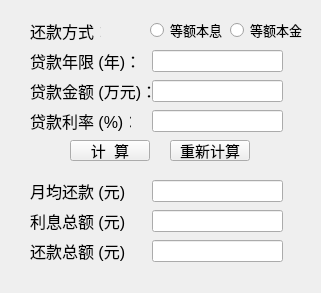
The window that proj01_MortgageCalculator/mortgagecalculator.ui (KNWking/CUMT-Comprehensive-Practice-of-Program-Design) describes before a commit, drawn with Qt 5.
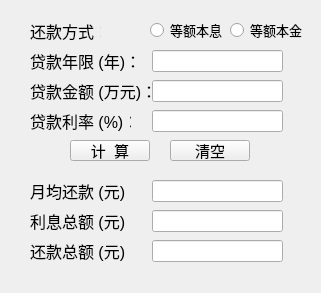
The same window after the commit.

Diff of the .ui file:
```diff
--- a/proj01_MortgageCalculator/mortgagecalculator.ui
+++ b/proj01_MortgageCalculator/mortgagecalculator.ui
@@ -209,7 +209,7 @@
      </font>
     </property>
     <property name="text">
-     <string>重新计算</string>
+     <string>清空</string>
     </property>
    </widget>
    <widget class="QLineEdit" name="loanTerm">
```
